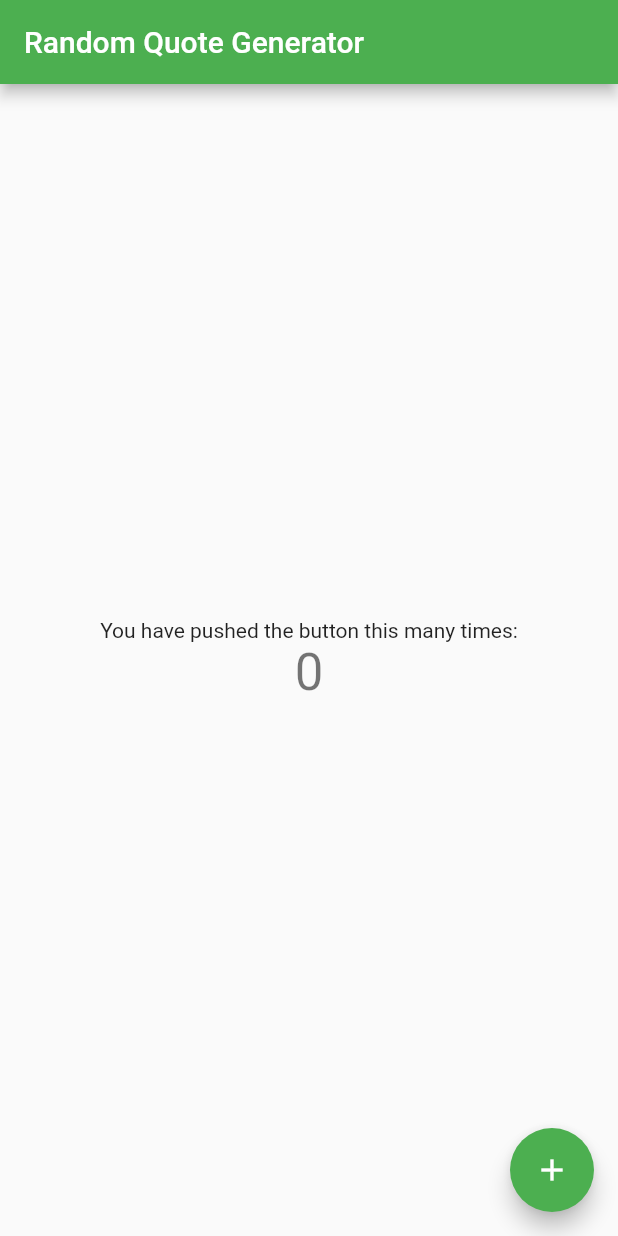
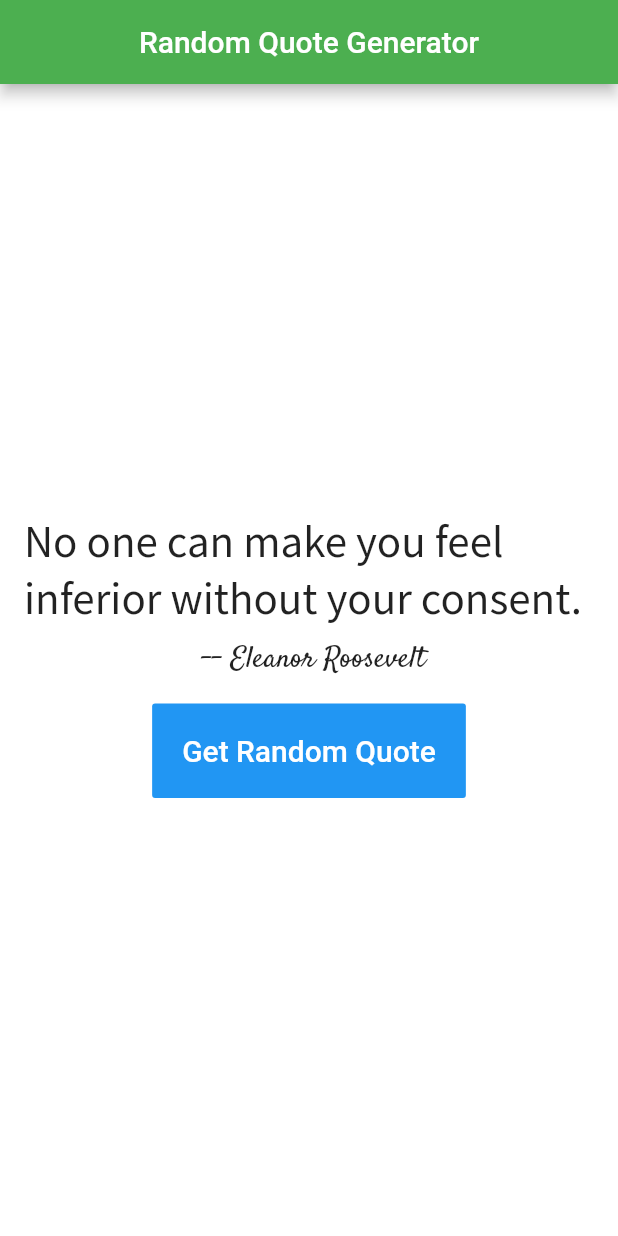
Before and after one commit to Hoxtygen/-random_quote_generator_flutter, a Flutter app: the screen it shows after launch, on a phone screen of 412 x 824 dp. Run offline on Flutter 3.47's test engine with Material 2 defaults, Android fonts, the phone set to English and light mode, and no system bars.

Commit message:
Generate quote stored locally

```diff
--- a/lib/main.dart
+++ b/lib/main.dart
@@ -1,4 +1,5 @@
 import 'package:flutter/material.dart';
+import 'quoteBrain.dart';
 
 void main() {
   runApp(RamdomQuoteGenerator());
@@ -8,7 +9,6 @@ class RamdomQuoteGenerator extends StatelessWidget {
   @override
   Widget build(BuildContext context) {
     return MaterialApp(
-      title: 'Flutter Demo',
       theme: ThemeData(
         primarySwatch: Colors.green,
         visualDensity: VisualDensity.adaptivePlatformDensity,
@@ -17,6 +17,8 @@ class RamdomQuoteGenerator extends StatelessWidget {
     );
   }
 }
+
+QuoteBrain randomQuotes = QuoteBrain();
 
 class QuotePage extends StatefulWidget {
   QuotePage({Key key, this.title}) : super(key: key);
@@ -27,38 +29,66 @@ class QuotePage extends StatefulWidget {
 }
 
 class _QuotePageState extends State<QuotePage> {
-  int _counter = 0;
-
-  void _incrementCounter() {
-    setState(() {
-      _counter++;
-    });
-  }
-
   @override
   Widget build(BuildContext context) {
     return Scaffold(
       appBar: AppBar(
+        centerTitle: true,
         title: Text(widget.title),
       ),
-      body: Center(
+      body: Container(
+        color: Colors.white,
+        child: Padding(
+          padding: const EdgeInsets.all(8.0),
           child: Column(
+            crossAxisAlignment: CrossAxisAlignment.stretch,
             mainAxisAlignment: MainAxisAlignment.center,
             children: <Widget>[
-            Text(
-              'You have pushed the button this many times:',
+              Padding(
+                padding: const EdgeInsets.all(8.0),
+                child: Text(
+                  randomQuotes.getQuoteText(),
+                  style: TextStyle(
+                    fontSize: 30.0,
+                    fontFamily: "Source Sans Pro",
                   ),
-            Text(
-              '$_counter',
-              style: Theme.of(context).textTheme.headline4,
+                ),
+              ),
+              Center(
+                child: Text(
+                  randomQuotes.getQuoteAuthor(),
+                  style: TextStyle(
+                    fontSize: 20.0,
+                    fontFamily: "Satisfy",
+                  ),
+                ),
+              ),
+              Center(
+                child: Padding(
+                  padding: const EdgeInsets.all(15.0),
+                  child: FlatButton(
+                    onPressed: () {
+                      setState(() {
+                        randomQuotes.nextQuote();
+                      });
+                    },
+                    color: Colors.blue,
+                    textColor: Colors.white,
+                    padding: EdgeInsets.all(20.0),
+                    splashColor: Colors.blueAccent,
+                    child: Text(
+                      "Get Random Quote",
+                      style: TextStyle(
+                        fontSize: 20.0,
+                        color: Colors.white,
+                      ),
+                    ),
+                  ),
+                ),
               ),
             ],
           ),
         ),
-      floatingActionButton: FloatingActionButton(
-        onPressed: _incrementCounter,
-        tooltip: 'Increment',
-        child: Icon(Icons.add),
       ),
     );
   }
--- a/lib/quoteBrain.dart
+++ b/lib/quoteBrain.dart
@@ -1,3 +1,6 @@
+import 'package:random_quote_generator_flutter/main.dart';
+import 'dart:math';
+
 import 'quote.dart';
 
 class QuoteBrain {
@@ -5,7 +8,7 @@ class QuoteBrain {
 
   List<Quote> _quoteData = [
     Quote("No one can make you feel inferior without your consent.",
-        "Eleanor Roosevelt,"),
+        "Eleanor Roosevelt"),
     Quote(
         "It is better to remain silent at the risk of being thought a fool, than to talk and remove all doubt of it.",
         "Maurice Switzer"),
@@ -36,4 +39,24 @@ class QuoteBrain {
         "By three methods we may learn wisdom: First, by reflection, which is noblest; Second, by imitation, which is easiest; and third by experience, which is the bitterest.",
         "Confucius"),
   ];
+
+  String getQuoteText() {
+    return _quoteData[_quoteNumber].quote;
+  }
+
+  String getQuoteAuthor() {
+    return " -- " + _quoteData[_quoteNumber].author;
+  }
+
+  void reset() {
+    _quoteNumber = 0;
+  }
+
+  nextQuote() {
+    if (_quoteNumber < _quoteData.length - 1) {
+      _quoteNumber++;
+    } else {
+      reset();
+    }
+  }
 }
```
Lines whose indentation alone changed are shown as unchanged.
